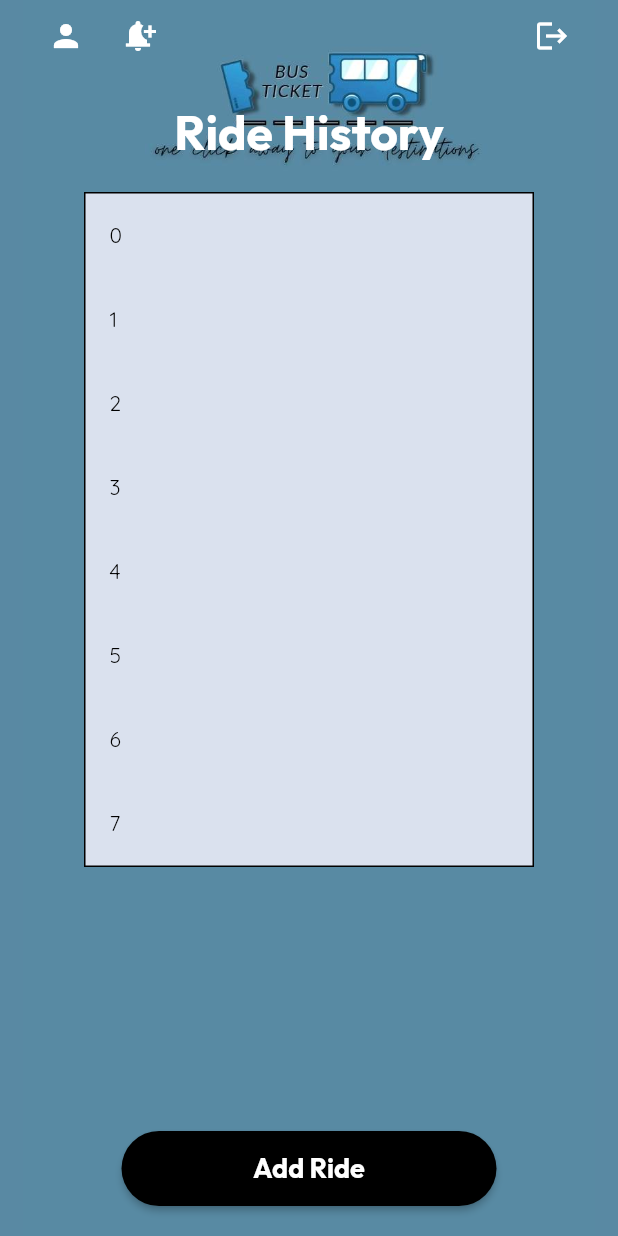
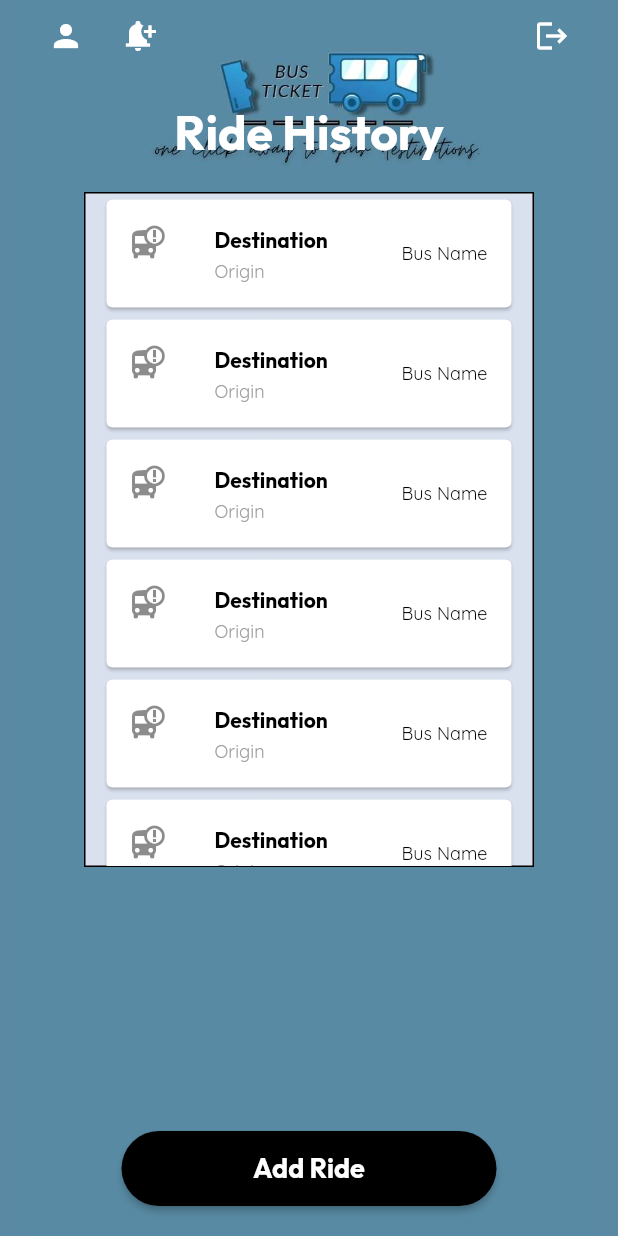
Before and after one commit to Lans12345/bus_ticketing, a Flutter app: the HistoryScreen screen opened directly, on a phone screen of 412 x 824 dp. Run offline on Flutter 3.47's test engine with Material 2 defaults, Android fonts, the phone set to English and light mode, and no system bars.

Commit message:
initial layout

```diff
--- a/lib/screens/auth/history_page.dart
+++ b/lib/screens/auth/history_page.dart
@@ -130,11 +130,25 @@ class HistoryScreen extends StatelessWidget {
                         ),
                         color: buttonColor),
                     child: ListView.builder(itemBuilder: ((context, index) {
-                      return ListTile(
-                        title: TextRegular(
-                            text: index.toString(),
-                            fontSize: 14,
-                            color: Colors.black),
+                      return Padding(
+                        padding: const EdgeInsets.only(left: 10, right: 10),
+                        child: Card(
+                          child: ListTile(
+                            leading: const Icon(Icons.bus_alert),
+                            title: TextBold(
+                                text: 'Destination',
+                                fontSize: 14,
+                                color: Colors.black),
+                            subtitle: TextRegular(
+                                text: 'Origin',
+                                fontSize: 12,
+                                color: Colors.grey),
+                            trailing: TextRegular(
+                                text: 'Bus Name',
+                                fontSize: 12,
+                                color: Colors.black),
+                          ),
+                        ),
                       );
                     }))),
                 const Expanded(
```
